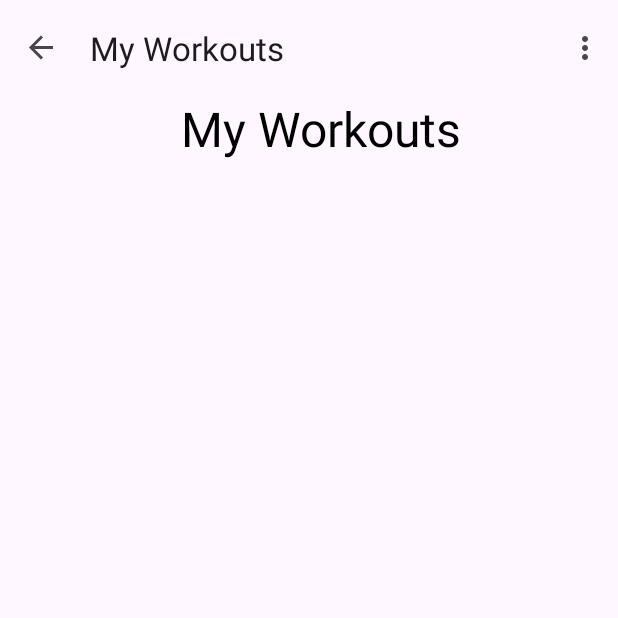
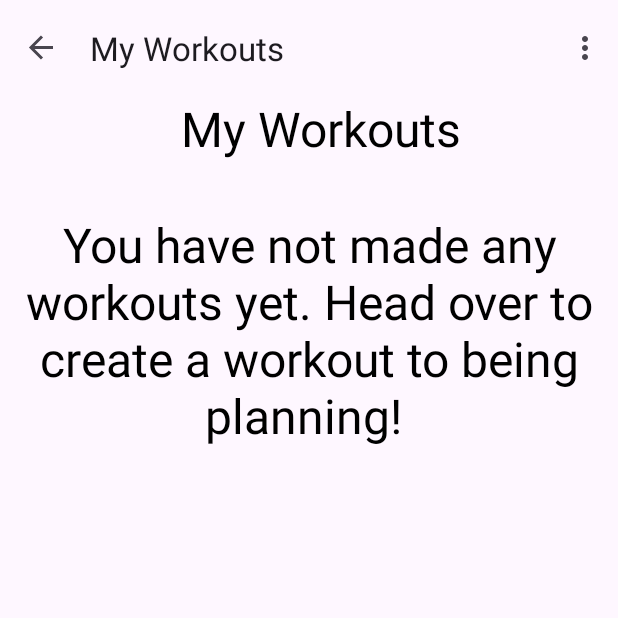
Before and after one commit to AidanMon/CSC-SWE-FitX, an Android app: the UserWorkoutsDisplay screen opened through its navigation route, on a phone screen of 412 x 824 dp, the top half of it. Run offline under Robolectric (Android 15) with nearby library versions, the phone set to English and light mode, and no system bars; our stand-ins replace Firebase (no records; nobody signed in at launch, a user with empty details on screens opened directly), navigation-ui; libraries missing offline, so code that uses them is left out: com.pierfrancescosoffritti.androidyoutubeplayer; plain views replace YouTubePlayerView; 4 statements that could not run were skipped.

Commit message:
Implemented all user created workout

```diff
--- a/FitX/app/src/main/java/com/example/fitx/repository/ExerciseRepository.kt
+++ b/FitX/app/src/main/java/com/example/fitx/repository/ExerciseRepository.kt
@@ -72,6 +72,7 @@ class ExerciseRepository {
                             val collectionNames = documentSnapshot.getString("Collections").toString().replace(", ", ",").split(",").toMutableList()
                             collectionNames.remove("Scheduled Workouts")
                             collectionNames.remove("Input Data")
+                            collectionNames.remove("Feedback")
                             for (collectionName in collectionNames) {
                                 val collectionReference = db.collection("users").document(currentUser.uid).collection(collectionName)
 
--- a/FitX/app/src/main/java/com/example/fitx/view/created_workouts/SaveWorkout.kt
+++ b/FitX/app/src/main/java/com/example/fitx/view/created_workouts/SaveWorkout.kt
@@ -48,7 +48,7 @@ class SaveWorkout : Fragment() {
 
             //Creating a new collection with inputted name
             val userCollections = userDocumentReference.collection(workoutName.text.toString())
-            if(workoutName.text.toString() == "Scheduled Workouts" || workoutName.text.toString() == "Input Data"){
+            if(workoutName.text.toString() == "Scheduled Workouts" || workoutName.text.toString() == "Input Data" || workoutName.text.toString() == "Feedback"){
                 //Invalid workout name
                 val textName = workoutName.text.toString()
                 Toast.makeText(requireActivity(), "Error, you cannot have a workout names $textName", Toast.LENGTH_LONG).show()
--- a/FitX/app/src/main/java/com/example/fitx/view/home_page_links/UserWorkoutsDisplay.kt
+++ b/FitX/app/src/main/java/com/example/fitx/view/home_page_links/UserWorkoutsDisplay.kt
@@ -144,12 +144,18 @@ class UserWorkoutsDisplay : Fragment() {
         val rootView = inflater.inflate(R.layout.user_workouts_display_frag, container, false)
         val parentLayout = rootView.findViewById<ConstraintLayout>(R.id.parentLayout)
 
-        for(workout in AllExerciseLists.userMadeWorkouts){
-            workoutNameList.add(workout.first)
+        if(AllExerciseLists.userMadeWorkouts.size != 0){
+            for(workout in AllExerciseLists.userMadeWorkouts){
+                workoutNameList.add(workout.first)
+            }
+
+            createAllViews(workoutNameList,parentLayout,textViewList,buttonList)
+            setConstraint(parentLayout, R.id.parentLayout, textViewList,buttonList)
         }
-
-        createAllViews(workoutNameList,parentLayout,textViewList,buttonList)
-        setConstraint(parentLayout, R.id.parentLayout, textViewList,buttonList)
+        else{
+            val emptyNotice = rootView.findViewById<TextView>(R.id.noUserWorkoutsNotice)
+            emptyNotice.visibility = View.VISIBLE
+        }
 
         // Return the rootView of the fragment
         return rootView
--- a/FitX/app/src/main/res/layout/user_workouts_display_frag.xml
+++ b/FitX/app/src/main/res/layout/user_workouts_display_frag.xml
@@ -20,7 +20,7 @@
             android:id="@+id/parentLayout"
             android:layout_width="match_parent"
             android:paddingLeft="16dp"
-            android:layout_height="500dp">
+            android:layout_height="wrap_content">
 
             <!--Header-->
             <TextView
@@ -37,6 +37,21 @@
                 app:layout_constraintStart_toStartOf="parent"
                 app:layout_constraintTop_toTopOf="parent"
                 app:layout_constraintVertical_bias="0" />
+
+            <!--No user workouts notice-->
+            <TextView
+                android:id="@+id/noUserWorkoutsNotice"
+                android:layout_width="380sp"
+                android:layout_height="wrap_content"
+                android:visibility="gone"
+                android:layout_marginTop="32dp"
+                android:text="You have not made any workouts yet. Head over to create a workout to being planning! "
+                android:textAlignment="center"
+                android:textColor="@color/black"
+                android:textSize="32sp"
+                app:layout_constraintLeft_toLeftOf="@id/parentLayout"
+                app:layout_constraintStart_toStartOf="parent"
+                app:layout_constraintTop_toBottomOf="@+id/userWorkoutsDisplayHeader" />
 
         </androidx.constraintlayout.widget.ConstraintLayout>
     </androidx.core.widget.NestedScrollView>
```
Also changed, not shown: 133 other files.
